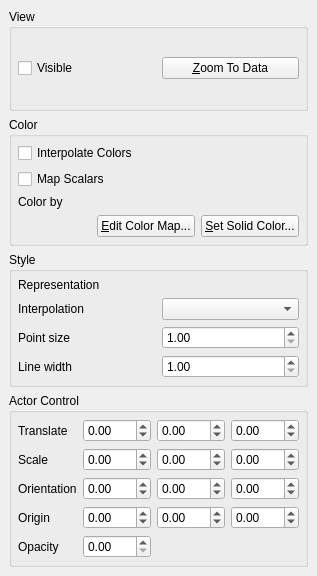
This is Qt/Components/Resources/UI/pqDisplayProxyEditor.ui in wildmichael/ParaView3-enhancements-old as Qt 5 draws it before an edit. The edited form follows.
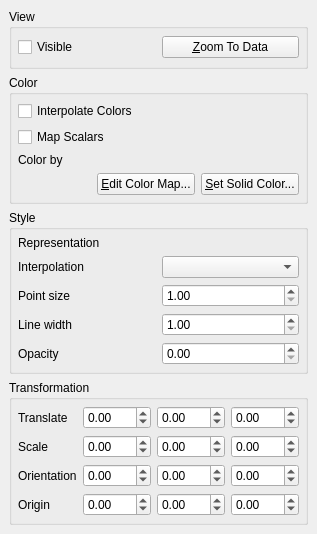
This is the edited form. Custom widgets are drawn as their Qt base class.

Commit message: ENH:  Adjust labels and organization of display panel.

```diff
--- a/Qt/Components/Resources/UI/pqDisplayProxyEditor.ui
+++ b/Qt/Components/Resources/UI/pqDisplayProxyEditor.ui
@@ -8,21 +8,21 @@
    <rect>
     <x>0</x>
     <y>0</y>
-    <width>269</width>
-    <height>576</height>
+    <width>260</width>
+    <height>534</height>
    </rect>
   </property>
   <property name="windowTitle" >
    <string>Form</string>
   </property>
-  <layout class="QGridLayout" >
+  <layout class="QVBoxLayout" >
    <property name="margin" >
     <number>9</number>
    </property>
    <property name="spacing" >
     <number>6</number>
    </property>
-   <item row="0" column="0" >
+   <item>
     <widget class="QGroupBox" name="ViewGroup" >
      <property name="title" >
       <string>View</string>
@@ -60,351 +60,7 @@
      </layout>
     </widget>
    </item>
-   <item row="2" column="0" >
-    <widget class="QGroupBox" name="groupBox_2" >
-     <property name="title" >
-      <string>Style</string>
-     </property>
-     <layout class="QGridLayout" >
-      <property name="margin" >
-       <number>6</number>
-      </property>
-      <property name="spacing" >
-       <number>6</number>
-      </property>
-      <item row="2" column="0" >
-       <widget class="QLabel" name="label_4" >
-        <property name="text" >
-         <string>Point size</string>
-        </property>
-       </widget>
-      </item>
-      <item row="0" column="0" >
-       <widget class="QLabel" name="label_2" >
-        <property name="text" >
-         <string>Representation</string>
-        </property>
-        <property name="alignment" >
-         <set>Qt::AlignLeading|Qt::AlignLeft|Qt::AlignVCenter</set>
-        </property>
-       </widget>
-      </item>
-      <item row="1" column="0" >
-       <widget class="QLabel" name="label_3" >
-        <property name="text" >
-         <string>Interpolation</string>
-        </property>
-       </widget>
-      </item>
-      <item row="3" column="0" >
-       <widget class="QLabel" name="label_5" >
-        <property name="text" >
-         <string>Line width</string>
-        </property>
-       </widget>
-      </item>
-      <item row="0" column="1" >
-       <widget class="pqDisplayRepresentationWidget" name="StyleRepresentation" >
-        <property name="toolTip" >
-         <string>&lt;html>&lt;head>&lt;meta name="qrichtext" content="1" />&lt;/head>&lt;body style=" white-space: pre-wrap; font-family:Sans Serif; font-size:9pt; font-weight:400; font-style:normal; text-decoration:none;">&lt;p style=" margin-top:0px; margin-bottom:0px; margin-left:0px; margin-right:0px; -qt-block-indent:0; text-indent:0px;">Choose what geometry should be used to represent the dataset.&lt;/p>&lt;/body>&lt;/html></string>
-        </property>
-       </widget>
-      </item>
-      <item row="1" column="1" >
-       <widget class="QComboBox" name="StyleInterpolation" >
-        <property name="toolTip" >
-         <string>&lt;html>&lt;head>&lt;meta name="qrichtext" content="1" />&lt;/head>&lt;body style=" white-space: pre-wrap; font-family:Sans Serif; font-size:9pt; font-weight:400; font-style:normal; text-decoration:none;">&lt;p style=" margin-top:0px; margin-bottom:0px; margin-left:0px; margin-right:0px; -qt-block-indent:0; text-indent:0px;">Choose the method used to shade the geometry and interpolate point attributes.&lt;/p>&lt;/body>&lt;/html></string>
-        </property>
-       </widget>
-      </item>
-      <item row="2" column="1" >
-       <widget class="QDoubleSpinBox" name="StylePointSize" >
-        <property name="toolTip" >
-         <string>&lt;html>&lt;head>&lt;meta name="qrichtext" content="1" />&lt;/head>&lt;body style=" white-space: pre-wrap; font-family:Sans Serif; font-size:9pt; font-weight:400; font-style:normal; text-decoration:none;">&lt;p style=" margin-top:0px; margin-bottom:0px; margin-left:0px; margin-right:0px; -qt-block-indent:0; text-indent:0px;">If your dataset contains points/verticies, this scale adjusts the diameter of the rendered points.&lt;/p>&lt;/body>&lt;/html></string>
-        </property>
-        <property name="maximum" >
-         <double>100</double>
-        </property>
-        <property name="minimum" >
-         <double>1</double>
-        </property>
-       </widget>
-      </item>
-      <item row="3" column="1" >
-       <widget class="QDoubleSpinBox" name="StyleLineWidth" >
-        <property name="toolTip" >
-         <string>&lt;html>&lt;head>&lt;meta name="qrichtext" content="1" />&lt;/head>&lt;body style=" white-space: pre-wrap; font-family:Sans Serif; font-size:9pt; font-weight:400; font-style:normal; text-decoration:none;">&lt;p style=" margin-top:0px; margin-bottom:0px; margin-left:0px; margin-right:0px; -qt-block-indent:0; text-indent:0px;">If your dataset containes lines/edges, this scale adjusts the width of the rendered lines.&lt;/p>&lt;/body>&lt;/html></string>
-        </property>
-        <property name="maximum" >
-         <double>100</double>
-        </property>
-        <property name="minimum" >
-         <double>1</double>
-        </property>
-       </widget>
-      </item>
-     </layout>
-    </widget>
-   </item>
-   <item row="3" column="0" >
-    <widget class="QGroupBox" name="groupBox_3" >
-     <property name="title" >
-      <string>Actor Control</string>
-     </property>
-     <layout class="QGridLayout" >
-      <property name="margin" >
-       <number>6</number>
-      </property>
-      <property name="spacing" >
-       <number>6</number>
-      </property>
-      <item row="4" column="0" >
-       <widget class="QLabel" name="label_11" >
-        <property name="text" >
-         <string>Opacity</string>
-        </property>
-       </widget>
-      </item>
-      <item row="2" column="1" >
-       <widget class="QDoubleSpinBox" name="OrientationX" >
-        <property name="toolTip" >
-         <string>&lt;html>&lt;head>&lt;meta name="qrichtext" content="1" />&lt;/head>&lt;body style=" white-space: pre-wrap; font-family:Sans Serif; font-size:9pt; font-weight:400; font-style:normal; text-decoration:none;">&lt;p style=" margin-top:0px; margin-bottom:0px; margin-left:0px; margin-right:0px; -qt-block-indent:0; text-indent:0px;">Orient the geometry relative to the dataset origin.&lt;/p>&lt;/body>&lt;/html></string>
-        </property>
-        <property name="maximum" >
-         <double>180</double>
-        </property>
-        <property name="minimum" >
-         <double>-180</double>
-        </property>
-        <property name="singleStep" >
-         <double>5</double>
-        </property>
-        <property name="value" >
-         <double>0</double>
-        </property>
-       </widget>
-      </item>
-      <item row="3" column="2" >
-       <widget class="QDoubleSpinBox" name="OriginY" >
-        <property name="toolTip" >
-         <string>&lt;html>&lt;head>&lt;meta name="qrichtext" content="1" />&lt;/head>&lt;body style=" white-space: pre-wrap; font-family:Sans Serif; font-size:9pt; font-weight:400; font-style:normal; text-decoration:none;">&lt;p style=" margin-top:0px; margin-bottom:0px; margin-left:0px; margin-right:0px; -qt-block-indent:0; text-indent:0px;">Set the origin point about which rotations take place.&lt;/p>&lt;/body>&lt;/html></string>
-        </property>
-        <property name="maximum" >
-         <double>100</double>
-        </property>
-        <property name="minimum" >
-         <double>-100</double>
-        </property>
-        <property name="singleStep" >
-         <double>0.1</double>
-        </property>
-       </widget>
-      </item>
-      <item row="1" column="2" >
-       <widget class="QDoubleSpinBox" name="ScaleY" >
-        <property name="toolTip" >
-         <string>&lt;html>&lt;head>&lt;meta name="qrichtext" content="1" />&lt;/head>&lt;body style=" white-space: pre-wrap; font-family:Sans Serif; font-size:9pt; font-weight:400; font-style:normal; text-decoration:none;">&lt;p style=" margin-top:0px; margin-bottom:0px; margin-left:0px; margin-right:0px; -qt-block-indent:0; text-indent:0px;">Scale the geometry relative to the size of the dataset.&lt;/p>&lt;/body>&lt;/html></string>
-        </property>
-        <property name="maximum" >
-         <double>100</double>
-        </property>
-        <property name="minimum" >
-         <double>-100</double>
-        </property>
-        <property name="singleStep" >
-         <double>0.1</double>
-        </property>
-       </widget>
-      </item>
-      <item row="1" column="1" >
-       <widget class="QDoubleSpinBox" name="ScaleX" >
-        <property name="toolTip" >
-         <string>&lt;html>&lt;head>&lt;meta name="qrichtext" content="1" />&lt;/head>&lt;body style=" white-space: pre-wrap; font-family:Sans Serif; font-size:9pt; font-weight:400; font-style:normal; text-decoration:none;">&lt;p style=" margin-top:0px; margin-bottom:0px; margin-left:0px; margin-right:0px; -qt-block-indent:0; text-indent:0px;">Scale the geometry relative to the size of the dataset.&lt;/p>&lt;/body>&lt;/html></string>
-        </property>
-        <property name="maximum" >
-         <double>100</double>
-        </property>
-        <property name="minimum" >
-         <double>-100</double>
-        </property>
-        <property name="singleStep" >
-         <double>0.1</double>
-        </property>
-       </widget>
-      </item>
-      <item row="4" column="1" >
-       <widget class="QDoubleSpinBox" name="Opacity" >
-        <property name="toolTip" >
-         <string>&lt;html>&lt;head>&lt;meta name="qrichtext" content="1" />&lt;/head>&lt;body style=" white-space: pre-wrap; font-family:Sans Serif; font-size:9pt; font-weight:400; font-style:normal; text-decoration:none;">&lt;p style=" margin-top:0px; margin-bottom:0px; margin-left:0px; margin-right:0px; -qt-block-indent:0; text-indent:0px;">Set the opacity of the dataset's geometry.  Artifacts may appear in translucent geometry because primatives are not sorted.&lt;/p>&lt;/body>&lt;/html></string>
-        </property>
-        <property name="maximum" >
-         <double>1</double>
-        </property>
-        <property name="singleStep" >
-         <double>0.1</double>
-        </property>
-       </widget>
-      </item>
-      <item row="0" column="2" >
-       <widget class="QDoubleSpinBox" name="TranslateY" >
-        <property name="toolTip" >
-         <string>&lt;html>&lt;head>&lt;meta name="qrichtext" content="1" />&lt;/head>&lt;body style=" white-space: pre-wrap; font-family:Sans Serif; font-size:9pt; font-weight:400; font-style:normal; text-decoration:none;">&lt;p style=" margin-top:0px; margin-bottom:0px; margin-left:0px; margin-right:0px; -qt-block-indent:0; text-indent:0px;">Translate the geometry relative to the dataset location.&lt;/p>&lt;/body>&lt;/html></string>
-        </property>
-        <property name="maximum" >
-         <double>100</double>
-        </property>
-        <property name="minimum" >
-         <double>-100</double>
-        </property>
-        <property name="singleStep" >
-         <double>0.1</double>
-        </property>
-       </widget>
-      </item>
-      <item row="0" column="3" >
-       <widget class="QDoubleSpinBox" name="TranslateZ" >
-        <property name="toolTip" >
-         <string>&lt;html>&lt;head>&lt;meta name="qrichtext" content="1" />&lt;/head>&lt;body style=" white-space: pre-wrap; font-family:Sans Serif; font-size:9pt; font-weight:400; font-style:normal; text-decoration:none;">&lt;p style=" margin-top:0px; margin-bottom:0px; margin-left:0px; margin-right:0px; -qt-block-indent:0; text-indent:0px;">Translate the geometry relative to the dataset location.&lt;/p>&lt;/body>&lt;/html></string>
-        </property>
-        <property name="maximum" >
-         <double>100</double>
-        </property>
-        <property name="minimum" >
-         <double>-100</double>
-        </property>
-        <property name="singleStep" >
-         <double>0.1</double>
-        </property>
-       </widget>
-      </item>
-      <item row="3" column="1" >
-       <widget class="QDoubleSpinBox" name="OriginX" >
-        <property name="toolTip" >
-         <string>&lt;html>&lt;head>&lt;meta name="qrichtext" content="1" />&lt;/head>&lt;body style=" white-space: pre-wrap; font-family:Sans Serif; font-size:9pt; font-weight:400; font-style:normal; text-decoration:none;">&lt;p style=" margin-top:0px; margin-bottom:0px; margin-left:0px; margin-right:0px; -qt-block-indent:0; text-indent:0px;">Set the origin point about which rotations take place.&lt;/p>&lt;/body>&lt;/html></string>
-        </property>
-        <property name="maximum" >
-         <double>100</double>
-        </property>
-        <property name="minimum" >
-         <double>-100</double>
-        </property>
-        <property name="singleStep" >
-         <double>0.1</double>
-        </property>
-       </widget>
-      </item>
-      <item row="1" column="3" >
-       <widget class="QDoubleSpinBox" name="ScaleZ" >
-        <property name="toolTip" >
-         <string>&lt;html>&lt;head>&lt;meta name="qrichtext" content="1" />&lt;/head>&lt;body style=" white-space: pre-wrap; font-family:Sans Serif; font-size:9pt; font-weight:400; font-style:normal; text-decoration:none;">&lt;p style=" margin-top:0px; margin-bottom:0px; margin-left:0px; margin-right:0px; -qt-block-indent:0; text-indent:0px;">Scale the geometry relative to the size of the dataset.&lt;/p>&lt;/body>&lt;/html></string>
-        </property>
-        <property name="maximum" >
-         <double>100</double>
-        </property>
-        <property name="minimum" >
-         <double>-100</double>
-        </property>
-        <property name="singleStep" >
-         <double>0.1</double>
-        </property>
-       </widget>
-      </item>
-      <item row="3" column="0" >
-       <widget class="QLabel" name="label_10" >
-        <property name="text" >
-         <string>Origin</string>
-        </property>
-       </widget>
-      </item>
-      <item row="0" column="1" >
-       <widget class="QDoubleSpinBox" name="TranslateX" >
-        <property name="toolTip" >
-         <string>&lt;html>&lt;head>&lt;meta name="qrichtext" content="1" />&lt;/head>&lt;body style=" white-space: pre-wrap; font-family:Sans Serif; font-size:9pt; font-weight:400; font-style:normal; text-decoration:none;">&lt;p style=" margin-top:0px; margin-bottom:0px; margin-left:0px; margin-right:0px; -qt-block-indent:0; text-indent:0px;">Translate the geometry relative to the dataset location.&lt;/p>&lt;/body>&lt;/html></string>
-        </property>
-        <property name="maximum" >
-         <double>100</double>
-        </property>
-        <property name="minimum" >
-         <double>-100</double>
-        </property>
-        <property name="singleStep" >
-         <double>0.1</double>
-        </property>
-       </widget>
-      </item>
-      <item row="3" column="3" >
-       <widget class="QDoubleSpinBox" name="OriginZ" >
-        <property name="toolTip" >
-         <string>&lt;html>&lt;head>&lt;meta name="qrichtext" content="1" />&lt;/head>&lt;body style=" white-space: pre-wrap; font-family:Sans Serif; font-size:9pt; font-weight:400; font-style:normal; text-decoration:none;">&lt;p style=" margin-top:0px; margin-bottom:0px; margin-left:0px; margin-right:0px; -qt-block-indent:0; text-indent:0px;">Set the origin point about which rotations take place.&lt;/p>&lt;/body>&lt;/html></string>
-        </property>
-        <property name="maximum" >
-         <double>100</double>
-        </property>
-        <property name="minimum" >
-         <double>-100</double>
-        </property>
-        <property name="singleStep" >
-         <double>0.1</double>
-        </property>
-       </widget>
-      </item>
-      <item row="0" column="0" >
-       <widget class="QLabel" name="label_7" >
-        <property name="text" >
-         <string>Translate</string>
-        </property>
-       </widget>
-      </item>
-      <item row="2" column="0" >
-       <widget class="QLabel" name="label_9" >
-        <property name="text" >
-         <string>Orientation</string>
-        </property>
-       </widget>
-      </item>
-      <item row="1" column="0" >
-       <widget class="QLabel" name="label_8" >
-        <property name="text" >
-         <string>Scale</string>
-        </property>
-       </widget>
-      </item>
-      <item row="2" column="2" >
-       <widget class="QDoubleSpinBox" name="OrientationY" >
-        <property name="toolTip" >
-         <string>&lt;html>&lt;head>&lt;meta name="qrichtext" content="1" />&lt;/head>&lt;body style=" white-space: pre-wrap; font-family:Sans Serif; font-size:9pt; font-weight:400; font-style:normal; text-decoration:none;">&lt;p style=" margin-top:0px; margin-bottom:0px; margin-left:0px; margin-right:0px; -qt-block-indent:0; text-indent:0px;">Orient the geometry relative to the dataset origin.&lt;/p>&lt;/body>&lt;/html></string>
-        </property>
-        <property name="maximum" >
-         <double>180</double>
-        </property>
-        <property name="minimum" >
-         <double>-180</double>
-        </property>
-        <property name="singleStep" >
-         <double>5</double>
-        </property>
-       </widget>
-      </item>
-      <item row="2" column="3" >
-       <widget class="QDoubleSpinBox" name="OrientationZ" >
-        <property name="toolTip" >
-         <string>&lt;html>&lt;head>&lt;meta name="qrichtext" content="1" />&lt;/head>&lt;body style=" white-space: pre-wrap; font-family:Sans Serif; font-size:9pt; font-weight:400; font-style:normal; text-decoration:none;">&lt;p style=" margin-top:0px; margin-bottom:0px; margin-left:0px; margin-right:0px; -qt-block-indent:0; text-indent:0px;">Orient the geometry relative to the dataset origin.&lt;/p>&lt;/body>&lt;/html></string>
-        </property>
-        <property name="maximum" >
-         <double>180</double>
-        </property>
-        <property name="minimum" >
-         <double>-180</double>
-        </property>
-        <property name="singleStep" >
-         <double>5</double>
-        </property>
-       </widget>
-      </item>
-     </layout>
-    </widget>
-   </item>
-   <item row="1" column="0" >
+   <item>
     <widget class="QGroupBox" name="ColorGroup" >
      <property name="title" >
       <string>Color</string>
@@ -505,6 +161,350 @@
      </layout>
     </widget>
    </item>
+   <item>
+    <widget class="QGroupBox" name="groupBox_2" >
+     <property name="title" >
+      <string>Style</string>
+     </property>
+     <layout class="QGridLayout" >
+      <property name="margin" >
+       <number>6</number>
+      </property>
+      <property name="spacing" >
+       <number>6</number>
+      </property>
+      <item row="1" column="0" >
+       <widget class="QLabel" name="label_3" >
+        <property name="text" >
+         <string>Interpolation</string>
+        </property>
+       </widget>
+      </item>
+      <item row="0" column="1" >
+       <widget class="pqDisplayRepresentationWidget" name="StyleRepresentation" >
+        <property name="toolTip" >
+         <string>&lt;html>&lt;head>&lt;meta name="qrichtext" content="1" />&lt;/head>&lt;body style=" white-space: pre-wrap; font-family:Sans Serif; font-size:9pt; font-weight:400; font-style:normal; text-decoration:none;">&lt;p style=" margin-top:0px; margin-bottom:0px; margin-left:0px; margin-right:0px; -qt-block-indent:0; text-indent:0px;">Choose what geometry should be used to represent the dataset.&lt;/p>&lt;/body>&lt;/html></string>
+        </property>
+       </widget>
+      </item>
+      <item row="1" column="1" >
+       <widget class="QComboBox" name="StyleInterpolation" >
+        <property name="toolTip" >
+         <string>&lt;html>&lt;head>&lt;meta name="qrichtext" content="1" />&lt;/head>&lt;body style=" white-space: pre-wrap; font-family:Sans Serif; font-size:9pt; font-weight:400; font-style:normal; text-decoration:none;">&lt;p style=" margin-top:0px; margin-bottom:0px; margin-left:0px; margin-right:0px; -qt-block-indent:0; text-indent:0px;">Choose the method used to shade the geometry and interpolate point attributes.&lt;/p>&lt;/body>&lt;/html></string>
+        </property>
+       </widget>
+      </item>
+      <item row="0" column="0" >
+       <widget class="QLabel" name="label_2" >
+        <property name="text" >
+         <string>Representation</string>
+        </property>
+        <property name="alignment" >
+         <set>Qt::AlignLeading|Qt::AlignLeft|Qt::AlignVCenter</set>
+        </property>
+       </widget>
+      </item>
+      <item row="2" column="0" >
+       <widget class="QLabel" name="label_4" >
+        <property name="text" >
+         <string>Point size</string>
+        </property>
+       </widget>
+      </item>
+      <item row="3" column="1" >
+       <widget class="QDoubleSpinBox" name="StyleLineWidth" >
+        <property name="toolTip" >
+         <string>&lt;html>&lt;head>&lt;meta name="qrichtext" content="1" />&lt;/head>&lt;body style=" white-space: pre-wrap; font-family:Sans Serif; font-size:9pt; font-weight:400; font-style:normal; text-decoration:none;">&lt;p style=" margin-top:0px; margin-bottom:0px; margin-left:0px; margin-right:0px; -qt-block-indent:0; text-indent:0px;">If your dataset containes lines/edges, this scale adjusts the width of the rendered lines.&lt;/p>&lt;/body>&lt;/html></string>
+        </property>
+        <property name="maximum" >
+         <double>100</double>
+        </property>
+        <property name="minimum" >
+         <double>1</double>
+        </property>
+       </widget>
+      </item>
+      <item row="3" column="0" >
+       <widget class="QLabel" name="label_5" >
+        <property name="text" >
+         <string>Line width</string>
+        </property>
+       </widget>
+      </item>
+      <item row="2" column="1" >
+       <widget class="QDoubleSpinBox" name="StylePointSize" >
+        <property name="toolTip" >
+         <string>&lt;html>&lt;head>&lt;meta name="qrichtext" content="1" />&lt;/head>&lt;body style=" white-space: pre-wrap; font-family:Sans Serif; font-size:9pt; font-weight:400; font-style:normal; text-decoration:none;">&lt;p style=" margin-top:0px; margin-bottom:0px; margin-left:0px; margin-right:0px; -qt-block-indent:0; text-indent:0px;">If your dataset contains points/verticies, this scale adjusts the diameter of the rendered points.&lt;/p>&lt;/body>&lt;/html></string>
+        </property>
+        <property name="maximum" >
+         <double>100</double>
+        </property>
+        <property name="minimum" >
+         <double>1</double>
+        </property>
+       </widget>
+      </item>
+      <item row="4" column="0" >
+       <widget class="QLabel" name="label_6" >
+        <property name="text" >
+         <string>Opacity</string>
+        </property>
+       </widget>
+      </item>
+      <item row="4" column="1" >
+       <widget class="QDoubleSpinBox" name="Opacity" >
+        <property name="toolTip" >
+         <string>Set the opacity of the dataset's geometry.  Artifacts may appear in translucent geometry because primatives are not sorted.</string>
+        </property>
+        <property name="maximum" >
+         <double>1</double>
+        </property>
+        <property name="singleStep" >
+         <double>0.1</double>
+        </property>
+       </widget>
+      </item>
+     </layout>
+    </widget>
+   </item>
+   <item>
+    <widget class="QGroupBox" name="groupBox_3" >
+     <property name="title" >
+      <string>Transformation</string>
+     </property>
+     <layout class="QGridLayout" >
+      <property name="margin" >
+       <number>6</number>
+      </property>
+      <property name="spacing" >
+       <number>6</number>
+      </property>
+      <item row="2" column="3" >
+       <widget class="QDoubleSpinBox" name="OrientationZ" >
+        <property name="toolTip" >
+         <string>&lt;html>&lt;head>&lt;meta name="qrichtext" content="1" />&lt;/head>&lt;body style=" white-space: pre-wrap; font-family:Sans Serif; font-size:9pt; font-weight:400; font-style:normal; text-decoration:none;">&lt;p style=" margin-top:0px; margin-bottom:0px; margin-left:0px; margin-right:0px; -qt-block-indent:0; text-indent:0px;">Orient the geometry relative to the dataset origin.&lt;/p>&lt;/body>&lt;/html></string>
+        </property>
+        <property name="maximum" >
+         <double>180</double>
+        </property>
+        <property name="minimum" >
+         <double>-180</double>
+        </property>
+        <property name="singleStep" >
+         <double>5</double>
+        </property>
+       </widget>
+      </item>
+      <item row="2" column="2" >
+       <widget class="QDoubleSpinBox" name="OrientationY" >
+        <property name="toolTip" >
+         <string>&lt;html>&lt;head>&lt;meta name="qrichtext" content="1" />&lt;/head>&lt;body style=" white-space: pre-wrap; font-family:Sans Serif; font-size:9pt; font-weight:400; font-style:normal; text-decoration:none;">&lt;p style=" margin-top:0px; margin-bottom:0px; margin-left:0px; margin-right:0px; -qt-block-indent:0; text-indent:0px;">Orient the geometry relative to the dataset origin.&lt;/p>&lt;/body>&lt;/html></string>
+        </property>
+        <property name="maximum" >
+         <double>180</double>
+        </property>
+        <property name="minimum" >
+         <double>-180</double>
+        </property>
+        <property name="singleStep" >
+         <double>5</double>
+        </property>
+       </widget>
+      </item>
+      <item row="1" column="0" >
+       <widget class="QLabel" name="label_8" >
+        <property name="text" >
+         <string>Scale</string>
+        </property>
+       </widget>
+      </item>
+      <item row="2" column="0" >
+       <widget class="QLabel" name="label_9" >
+        <property name="text" >
+         <string>Orientation</string>
+        </property>
+       </widget>
+      </item>
+      <item row="0" column="0" >
+       <widget class="QLabel" name="label_7" >
+        <property name="text" >
+         <string>Translate</string>
+        </property>
+       </widget>
+      </item>
+      <item row="3" column="3" >
+       <widget class="QDoubleSpinBox" name="OriginZ" >
+        <property name="toolTip" >
+         <string>&lt;html>&lt;head>&lt;meta name="qrichtext" content="1" />&lt;/head>&lt;body style=" white-space: pre-wrap; font-family:Sans Serif; font-size:9pt; font-weight:400; font-style:normal; text-decoration:none;">&lt;p style=" margin-top:0px; margin-bottom:0px; margin-left:0px; margin-right:0px; -qt-block-indent:0; text-indent:0px;">Set the origin point about which rotations take place.&lt;/p>&lt;/body>&lt;/html></string>
+        </property>
+        <property name="maximum" >
+         <double>100</double>
+        </property>
+        <property name="minimum" >
+         <double>-100</double>
+        </property>
+        <property name="singleStep" >
+         <double>0.1</double>
+        </property>
+       </widget>
+      </item>
+      <item row="0" column="1" >
+       <widget class="QDoubleSpinBox" name="TranslateX" >
+        <property name="toolTip" >
+         <string>&lt;html>&lt;head>&lt;meta name="qrichtext" content="1" />&lt;/head>&lt;body style=" white-space: pre-wrap; font-family:Sans Serif; font-size:9pt; font-weight:400; font-style:normal; text-decoration:none;">&lt;p style=" margin-top:0px; margin-bottom:0px; margin-left:0px; margin-right:0px; -qt-block-indent:0; text-indent:0px;">Translate the geometry relative to the dataset location.&lt;/p>&lt;/body>&lt;/html></string>
+        </property>
+        <property name="maximum" >
+         <double>100</double>
+        </property>
+        <property name="minimum" >
+         <double>-100</double>
+        </property>
+        <property name="singleStep" >
+         <double>0.1</double>
+        </property>
+       </widget>
+      </item>
+      <item row="3" column="0" >
+       <widget class="QLabel" name="label_10" >
+        <property name="text" >
+         <string>Origin</string>
+        </property>
+       </widget>
+      </item>
+      <item row="1" column="3" >
+       <widget class="QDoubleSpinBox" name="ScaleZ" >
+        <property name="toolTip" >
+         <string>&lt;html>&lt;head>&lt;meta name="qrichtext" content="1" />&lt;/head>&lt;body style=" white-space: pre-wrap; font-family:Sans Serif; font-size:9pt; font-weight:400; font-style:normal; text-decoration:none;">&lt;p style=" margin-top:0px; margin-bottom:0px; margin-left:0px; margin-right:0px; -qt-block-indent:0; text-indent:0px;">Scale the geometry relative to the size of the dataset.&lt;/p>&lt;/body>&lt;/html></string>
+        </property>
+        <property name="maximum" >
+         <double>100</double>
+        </property>
+        <property name="minimum" >
+         <double>-100</double>
+        </property>
+        <property name="singleStep" >
+         <double>0.1</double>
+        </property>
+       </widget>
+      </item>
+      <item row="3" column="1" >
+       <widget class="QDoubleSpinBox" name="OriginX" >
+        <property name="toolTip" >
+         <string>&lt;html>&lt;head>&lt;meta name="qrichtext" content="1" />&lt;/head>&lt;body style=" white-space: pre-wrap; font-family:Sans Serif; font-size:9pt; font-weight:400; font-style:normal; text-decoration:none;">&lt;p style=" margin-top:0px; margin-bottom:0px; margin-left:0px; margin-right:0px; -qt-block-indent:0; text-indent:0px;">Set the origin point about which rotations take place.&lt;/p>&lt;/body>&lt;/html></string>
+        </property>
+        <property name="maximum" >
+         <double>100</double>
+        </property>
+        <property name="minimum" >
+         <double>-100</double>
+        </property>
+        <property name="singleStep" >
+         <double>0.1</double>
+        </property>
+       </widget>
+      </item>
+      <item row="0" column="3" >
+       <widget class="QDoubleSpinBox" name="TranslateZ" >
+        <property name="toolTip" >
+         <string>&lt;html>&lt;head>&lt;meta name="qrichtext" content="1" />&lt;/head>&lt;body style=" white-space: pre-wrap; font-family:Sans Serif; font-size:9pt; font-weight:400; font-style:normal; text-decoration:none;">&lt;p style=" margin-top:0px; margin-bottom:0px; margin-left:0px; margin-right:0px; -qt-block-indent:0; text-indent:0px;">Translate the geometry relative to the dataset location.&lt;/p>&lt;/body>&lt;/html></string>
+        </property>
+        <property name="maximum" >
+         <double>100</double>
+        </property>
+        <property name="minimum" >
+         <double>-100</double>
+        </property>
+        <property name="singleStep" >
+         <double>0.1</double>
+        </property>
+       </widget>
+      </item>
+      <item row="0" column="2" >
+       <widget class="QDoubleSpinBox" name="TranslateY" >
+        <property name="toolTip" >
+         <string>&lt;html>&lt;head>&lt;meta name="qrichtext" content="1" />&lt;/head>&lt;body style=" white-space: pre-wrap; font-family:Sans Serif; font-size:9pt; font-weight:400; font-style:normal; text-decoration:none;">&lt;p style=" margin-top:0px; margin-bottom:0px; margin-left:0px; margin-right:0px; -qt-block-indent:0; text-indent:0px;">Translate the geometry relative to the dataset location.&lt;/p>&lt;/body>&lt;/html></string>
+        </property>
+        <property name="maximum" >
+         <double>100</double>
+        </property>
+        <property name="minimum" >
+         <double>-100</double>
+        </property>
+        <property name="singleStep" >
+         <double>0.1</double>
+        </property>
+       </widget>
+      </item>
+      <item row="1" column="1" >
+       <widget class="QDoubleSpinBox" name="ScaleX" >
+        <property name="toolTip" >
+         <string>&lt;html>&lt;head>&lt;meta name="qrichtext" content="1" />&lt;/head>&lt;body style=" white-space: pre-wrap; font-family:Sans Serif; font-size:9pt; font-weight:400; font-style:normal; text-decoration:none;">&lt;p style=" margin-top:0px; margin-bottom:0px; margin-left:0px; margin-right:0px; -qt-block-indent:0; text-indent:0px;">Scale the geometry relative to the size of the dataset.&lt;/p>&lt;/body>&lt;/html></string>
+        </property>
+        <property name="maximum" >
+         <double>100</double>
+        </property>
+        <property name="minimum" >
+         <double>-100</double>
+        </property>
+        <property name="singleStep" >
+         <double>0.1</double>
+        </property>
+       </widget>
+      </item>
+      <item row="1" column="2" >
+       <widget class="QDoubleSpinBox" name="ScaleY" >
+        <property name="toolTip" >
+         <string>&lt;html>&lt;head>&lt;meta name="qrichtext" content="1" />&lt;/head>&lt;body style=" white-space: pre-wrap; font-family:Sans Serif; font-size:9pt; font-weight:400; font-style:normal; text-decoration:none;">&lt;p style=" margin-top:0px; margin-bottom:0px; margin-left:0px; margin-right:0px; -qt-block-indent:0; text-indent:0px;">Scale the geometry relative to the size of the dataset.&lt;/p>&lt;/body>&lt;/html></string>
+        </property>
+        <property name="maximum" >
+         <double>100</double>
+        </property>
+        <property name="minimum" >
+         <double>-100</double>
+        </property>
+        <property name="singleStep" >
+         <double>0.1</double>
+        </property>
+       </widget>
+      </item>
+      <item row="3" column="2" >
+       <widget class="QDoubleSpinBox" name="OriginY" >
+        <property name="toolTip" >
+         <string>&lt;html>&lt;head>&lt;meta name="qrichtext" content="1" />&lt;/head>&lt;body style=" white-space: pre-wrap; font-family:Sans Serif; font-size:9pt; font-weight:400; font-style:normal; text-decoration:none;">&lt;p style=" margin-top:0px; margin-bottom:0px; margin-left:0px; margin-right:0px; -qt-block-indent:0; text-indent:0px;">Set the origin point about which rotations take place.&lt;/p>&lt;/body>&lt;/html></string>
+        </property>
+        <property name="maximum" >
+         <double>100</double>
+        </property>
+        <property name="minimum" >
+         <double>-100</double>
+        </property>
+        <property name="singleStep" >
+         <double>0.1</double>
+        </property>
+       </widget>
+      </item>
+      <item row="2" column="1" >
+       <widget class="QDoubleSpinBox" name="OrientationX" >
+        <property name="toolTip" >
+         <string>&lt;html>&lt;head>&lt;meta name="qrichtext" content="1" />&lt;/head>&lt;body style=" white-space: pre-wrap; font-family:Sans Serif; font-size:9pt; font-weight:400; font-style:normal; text-decoration:none;">&lt;p style=" margin-top:0px; margin-bottom:0px; margin-left:0px; margin-right:0px; -qt-block-indent:0; text-indent:0px;">Orient the geometry relative to the dataset origin.&lt;/p>&lt;/body>&lt;/html></string>
+        </property>
+        <property name="maximum" >
+         <double>180</double>
+        </property>
+        <property name="minimum" >
+         <double>-180</double>
+        </property>
+        <property name="singleStep" >
+         <double>5</double>
+        </property>
+        <property name="value" >
+         <double>0</double>
+        </property>
+       </widget>
+      </item>
+     </layout>
+    </widget>
+   </item>
   </layout>
  </widget>
  <pixmapfunction></pixmapfunction>
```
Left out of the diff: 4 changed lines with no effect on the pictures.
